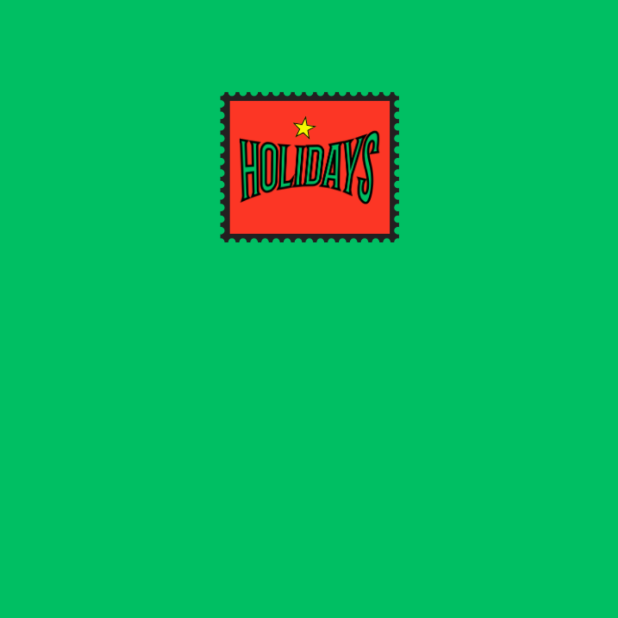
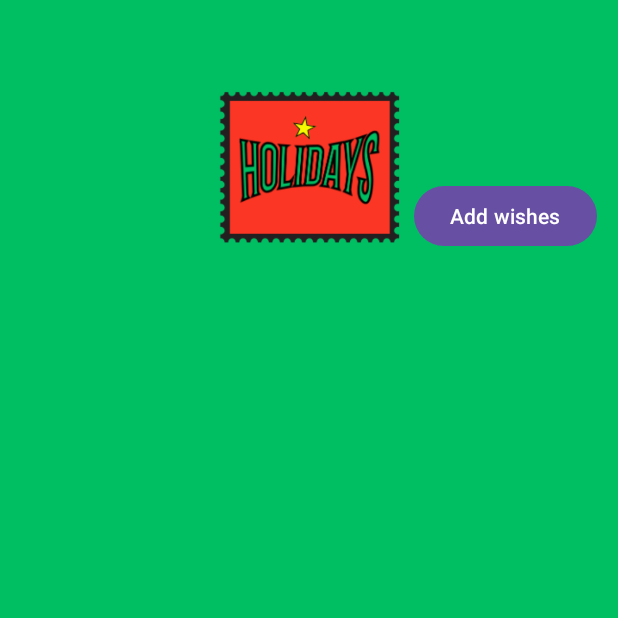
Before and after one commit to coleendeguzman/ics26011, an Android app: the HolidaysPage screen opened directly, with no data from a screen before it, on a phone screen of 412 x 824 dp, the top half of it. Run offline under Robolectric (Android 15) with nearby library versions, the phone set to English and light mode, and no system bars.

```diff
--- a/app/src/main/AndroidManifest.xml
+++ b/app/src/main/AndroidManifest.xml
@@ -12,6 +12,9 @@
         android:supportsRtl="true"
         android:theme="@style/Theme.Wishlist"
         tools:targetApi="31">
+        <activity
+            android:name=".AddWishPage"
+            android:exported="false" />
         <activity
             android:name=".MiscPage"
             android:exported="false" />
--- a/app/src/main/res/layout/activity_holidays_page.xml
+++ b/app/src/main/res/layout/activity_holidays_page.xml
@@ -18,4 +18,19 @@
         app:layout_constraintVertical_bias="0.081"
         app:srcCompat="@drawable/holidays" />
 
+    <Button
+        android:id="@+id/button"
+        android:layout_width="wrap_content"
+        android:layout_height="wrap_content"
+        android:layout_marginStart="21dp"
+        android:layout_marginTop="74dp"
+        android:layout_marginEnd="30dp"
+        android:layout_marginBottom="610dp"
+        android:text="Add wishes"
+        android:onClick="toWishCreation"
+        app:layout_constraintBottom_toBottomOf="parent"
+        app:layout_constraintEnd_toEndOf="parent"
+        app:layout_constraintStart_toEndOf="@+id/ivHolidays"
+        app:layout_constraintTop_toTopOf="parent" />
+
 </androidx.constraintlayout.widget.ConstraintLayout>
```
Also changed, not shown: app/src/main/java/com/example/wishlist/AddWishPage.kt (added, +11 -0 lines), app/src/main/java/com/example/wishlist/DatabaseHandler.kt (+13 -3 lines), app/src/main/java/com/example/wishlist/HolidaysPage.kt (+7 -0 lines), app/src/main/res/layout/activity_add_wish_page.xml (added, +64 -0 lines).
